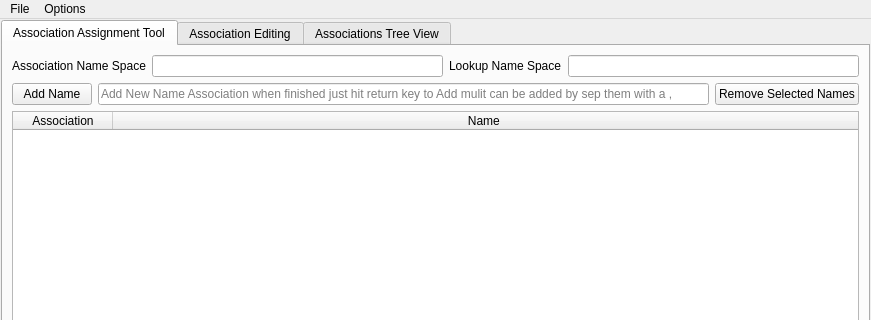
Old version of the form DML_Applications/Auto_Shader_Assignment/UI/Main_Window.ui in the repository SGSMarkNA/DML_Tools; both pictures show x 0 to 871 and y 0 to 320 of the 871 by 547 pixel window.
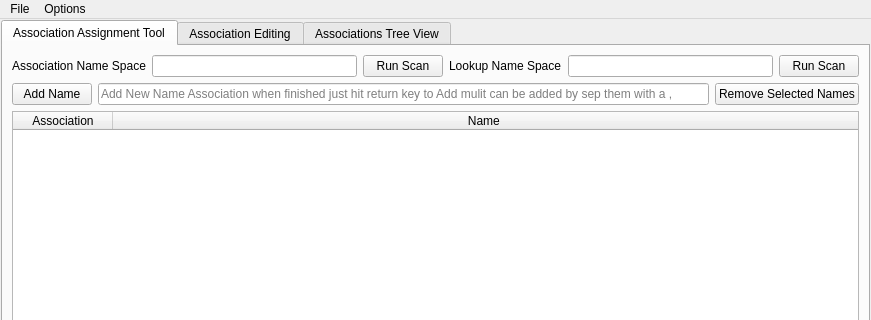
New version of the form. The open tabs and pages were chosen to show the change. Custom widgets are drawn as their Qt base class.

```diff
--- a/DML_Applications/Auto_Shader_Assignment/UI/Main_Window.ui
+++ b/DML_Applications/Auto_Shader_Assignment/UI/Main_Window.ui
@@ -42,16 +42,19 @@
        <layout class="QVBoxLayout" name="verticalLayout_6">
         <item>
          <layout class="QGridLayout" name="gridLayout_3">
-          <item row="0" column="2">
+          <item row="0" column="1">
+           <widget class="QLineEdit" name="Association_Name_Space_Input"/>
+          </item>
+          <item row="0" column="4">
+           <widget class="QLineEdit" name="Names_Name_Space_Input"/>
+          </item>
+          <item row="0" column="3">
            <widget class="QLabel" name="label_2">
             <property name="text">
              <string>Lookup Name Space</string>
             </property>
            </widget>
           </item>
-          <item row="0" column="1">
-           <widget class="QLineEdit" name="lineEdit"/>
-          </item>
           <item row="0" column="0">
            <widget class="QLabel" name="label">
             <property name="text">
@@ -59,8 +62,19 @@
             </property>
            </widget>
           </item>
-          <item row="0" column="3">
-           <widget class="QLineEdit" name="lineEdit_2"/>
+          <item row="0" column="5">
+           <widget class="QPushButton" name="Lookup_Name_Space_Scan_Button">
+            <property name="text">
+             <string>Run Scan</string>
+            </property>
+           </widget>
+          </item>
+          <item row="0" column="2">
+           <widget class="QPushButton" name="Association_Name_Space_Scan_Button">
+            <property name="text">
+             <string>Run Scan</string>
+            </property>
+           </widget>
           </item>
          </layout>
         </item>
```
Left out of the diff: 8 changed lines with no effect on the pictures.
